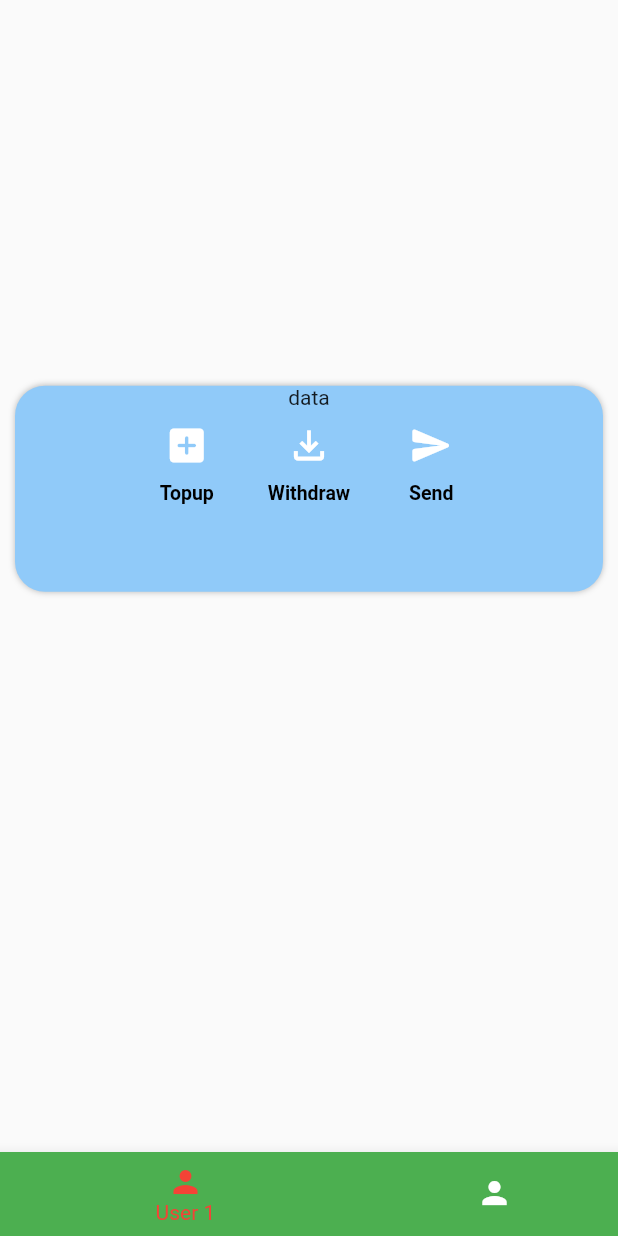
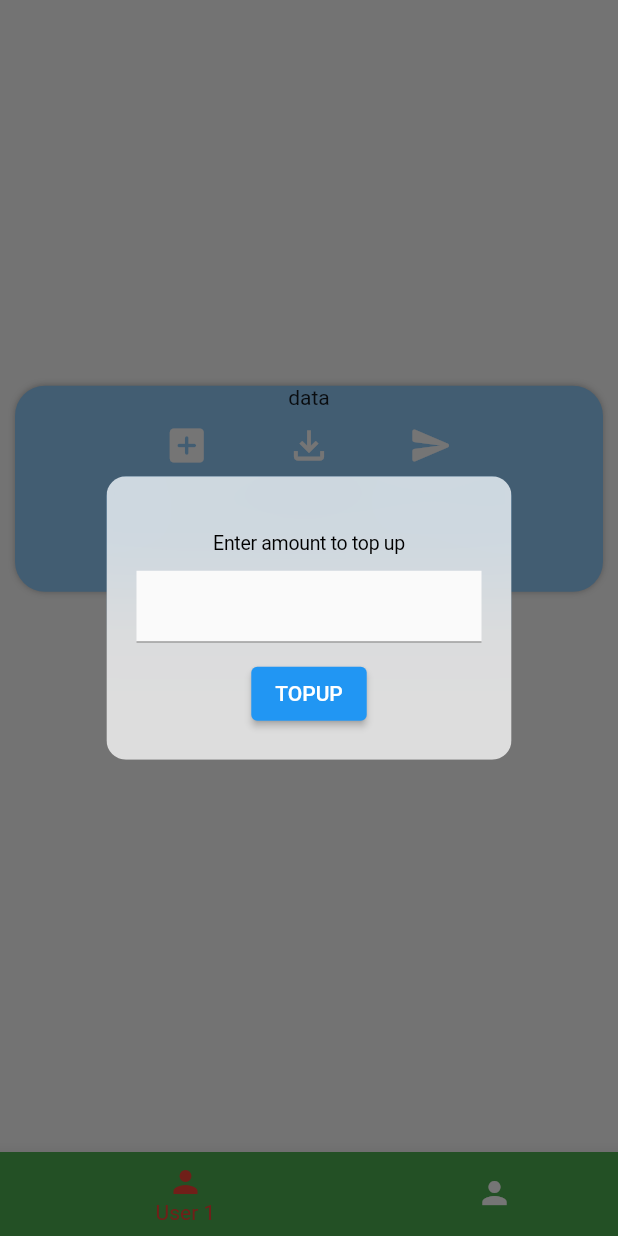
Before and after one commit to RutananaArnold/transaction_app, a Flutter app: the screen it shows after launch, after a tap on the "add box" icon, on a phone screen of 412 x 824 dp. Run offline on Flutter 3.47's test engine with Material 2 defaults, Android fonts, the phone set to English and light mode, and no system bars; our stand-ins replace get.

Commit message:
topup fix

```diff
--- /dev/null
+++ b/lib/constants.dart
@@ -0,0 +1 @@
+String apiUrl = "192.168.43.13:8000";
--- a/lib/screens/user1.dart
+++ b/lib/screens/user1.dart
@@ -1,7 +1,12 @@
-// ignore_for_file: non_constant_identifier_names
+// ignore_for_file: non_constant_identifier_names, prefer_typing_uninitialized_variables
 
+import 'dart:convert';
+
+import 'package:flutter/cupertino.dart';
 import 'package:flutter/material.dart';
+import 'package:transaction_app/constants.dart';
 import 'package:transaction_app/widgets/wallet_element.dart';
+import 'package:http/http.dart' as http;
 
 class User1 extends StatefulWidget {
   User1({Key? key}) : super(key: key);
@@ -11,6 +16,10 @@ class User1 extends StatefulWidget {
 }
 
 class _User1State extends State<User1> {
+  final topupController = TextEditingController();
+  final withdrawController = TextEditingController();
+  final sendController = TextEditingController();
+
   @override
   Widget build(BuildContext context) {
     final size = MediaQuery.of(context).size;
@@ -56,8 +65,51 @@ class _User1State extends State<User1> {
                         WalletElement(
                             icon: Icons.add_box_rounded,
                             label: "Topup",
-                            tap: () {}),
-
+                            tap: () {
+                              showDialog(
+                                  context: context,
+                                  builder: (context) {
+                                    final size = MediaQuery.of(context).size;
+                                    return CupertinoAlertDialog(
+                                      content: StatefulBuilder(
+                                        builder: (context, setState) {
+                                          return SingleChildScrollView(
+                                            child: Column(
+                                              mainAxisSize: MainAxisSize.min,
+                                              children: [
+                                                const SizedBox(
+                                                  height: 15,
+                                                ),
+                                                const Text(
+                                                    "Enter amount to top up"),
+                                                const SizedBox(
+                                                  height: 10,
+                                                ),
+                                                Material(
+                                                  child: TextFormField(
+                                                    controller: topupController,
+                                                    keyboardType:
+                                                        TextInputType.number,
+                                                  ),
+                                                ),
+                                                const SizedBox(
+                                                  height: 10,
+                                                ),
+                                                ElevatedButton(
+                                                    onPressed: () {
+                                                      topup_request(int.parse(
+                                                          topupController
+                                                              .text));
+                                                    },
+                                                    child: const Text("TOPUP"))
+                                              ],
+                                            ),
+                                          );
+                                        },
+                                      ),
+                                    );
+                                  });
+                            }),
                         WalletElement(
                             icon: Icons.file_download_outlined,
                             label: "Withdraw",
@@ -74,7 +126,34 @@ class _User1State extends State<User1> {
     );
   }
 
-  topup_request(int amount){
+  // transaction logic
 
+  _setHeaders() => {
+        'Content-type': 'application/json',
+        'Accept': 'application/json',
+        "Access-Control-Allow-Origin": "*",
+      };
+
+  topup_request(int amount) async {
+    Map data = {
+      "balance": amount,
+    };
+    print(data);
+
+    var jsonResponse;
+
+    var response = await http.post(
+      Uri.parse("http://" + apiUrl + "/api/user/topup/1"),
+      body: jsonEncode(data),
+      headers: _setHeaders(),
+    );
+    if (response.statusCode == 200) {
+      jsonResponse = json.decode(response.body);
+      if (jsonResponse != null) {
+        Navigator.pop(context);
+      }
+    } else {
+      jsonResponse = json.decode(response.body);
+    }
   }
 }
--- a/pubspec.yaml
+++ b/pubspec.yaml
@@ -39,6 +39,7 @@ dev_dependencies:
   flutter_test:
     sdk: flutter
   http: ^0.13.4
+  get: ^4.6.5
 
   # The "flutter_lints" package below contains a set of recommended lints to
   # encourage good coding practices. The lint set provided by the package is
```
Also changed, not shown: lib/controllers/get_balanace_controller.dart (added, +15 -0 lines), pubspec.lock.
